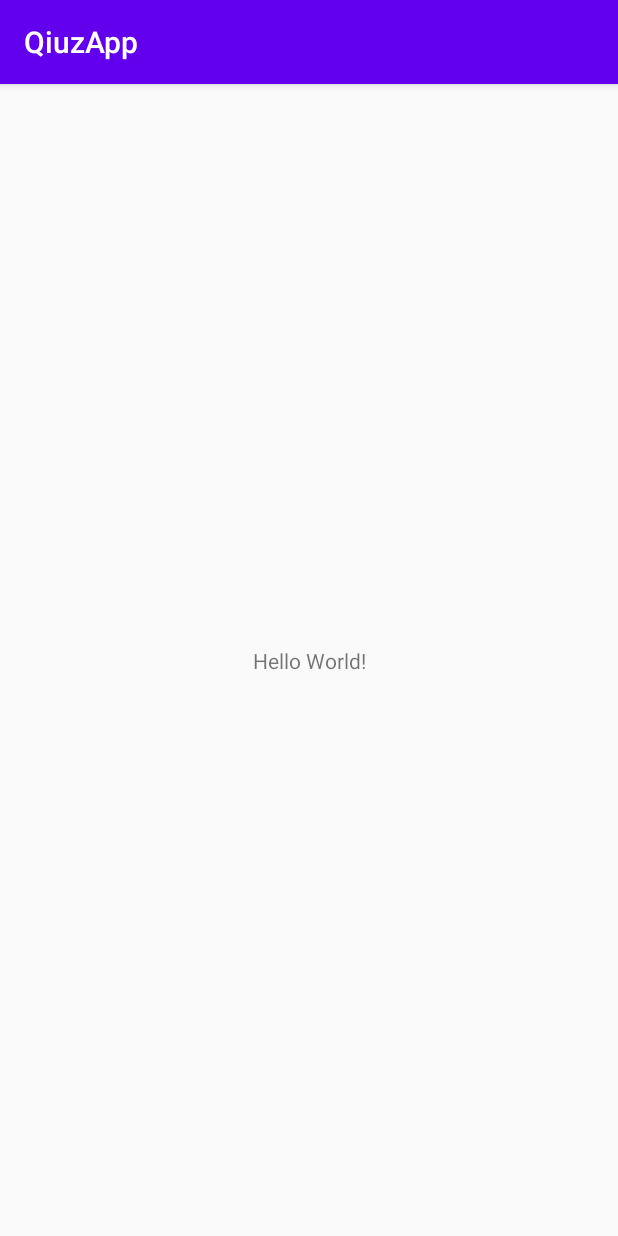
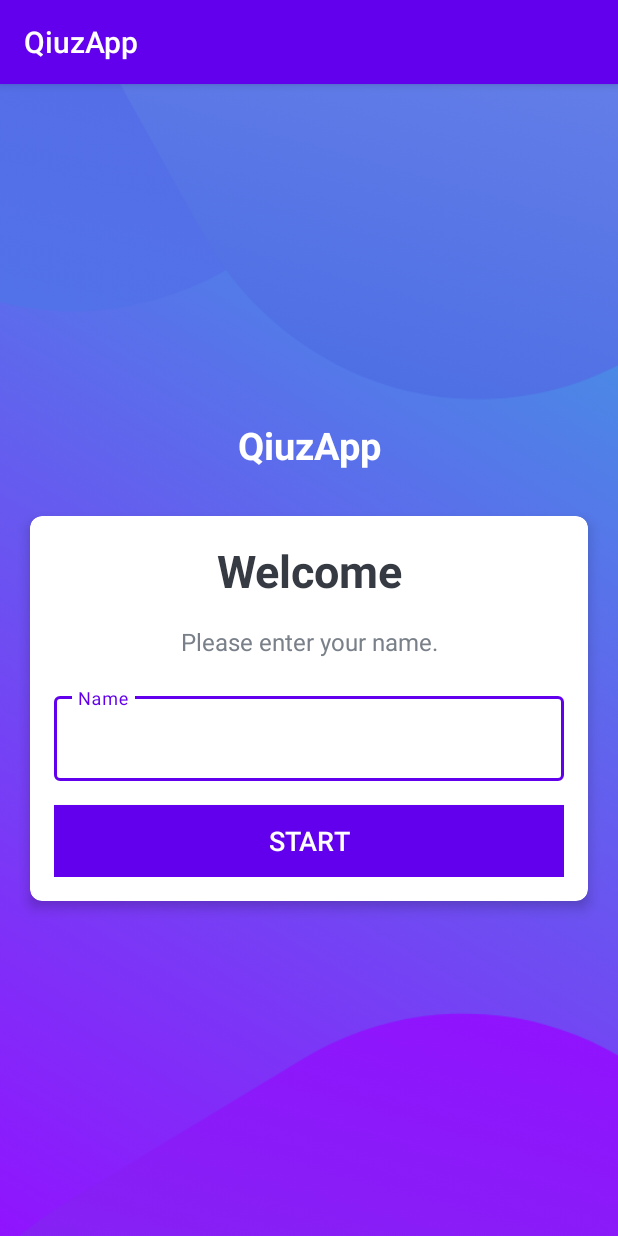
Before and after one commit to parthdobariya/Kotlin-Udemy-Projects, an Android app: the screen it shows after launch (MainActivity), on a phone screen of 412 x 824 dp. Run offline under Robolectric (Android 15) with nearby library versions, the phone set to English and light mode, and no system bars.

Commit message:
Setting Up The UI Using Cardview And Disable The Statusbar
Setting Up The UI Using Cardview And Disable The Statusbar

```diff
--- a/QiuzApp/app/build.gradle
+++ b/QiuzApp/app/build.gradle
@@ -31,6 +31,7 @@ dependencies {
     implementation 'androidx.appcompat:appcompat:1.1.0'
     implementation 'androidx.core:core-ktx:1.2.0'
     implementation 'androidx.constraintlayout:constraintlayout:1.1.3'
+    implementation 'com.google.android.material:material:1.1.0'
     testImplementation 'junit:junit:4.12'
     androidTestImplementation 'androidx.test.ext:junit:1.1.1'
     androidTestImplementation 'androidx.test.espresso:espresso-core:3.2.0'
--- a/QiuzApp/app/src/main/java/app/parth/in/qiuzapp/MainActivity.kt
+++ b/QiuzApp/app/src/main/java/app/parth/in/qiuzapp/MainActivity.kt
@@ -2,11 +2,13 @@ package app.parth.`in`.qiuzapp
 
 import androidx.appcompat.app.AppCompatActivity
 import android.os.Bundle
+import android.view.View
 
 class MainActivity : AppCompatActivity() {
 
     override fun onCreate(savedInstanceState: Bundle?) {
         super.onCreate(savedInstanceState)
         setContentView(R.layout.activity_main)
+        window.decorView.systemUiVisibility=View.SYSTEM_UI_FLAG_FULLSCREEN
     }
 }
--- a/QiuzApp/app/src/main/res/layout/activity_main.xml
+++ b/QiuzApp/app/src/main/res/layout/activity_main.xml
@@ -1,18 +1,89 @@
 <?xml version="1.0" encoding="utf-8"?>
-<androidx.constraintlayout.widget.ConstraintLayout xmlns:android="http://schemas.android.com/apk/res/android"
+<LinearLayout xmlns:android="http://schemas.android.com/apk/res/android"
     xmlns:app="http://schemas.android.com/apk/res-auto"
     xmlns:tools="http://schemas.android.com/tools"
     android:layout_width="match_parent"
     android:layout_height="match_parent"
+    android:background="@drawable/ic_bg"
+    android:gravity="center"
+    android:orientation="vertical"
     tools:context=".MainActivity">
 
     <TextView
-        android:layout_width="wrap_content"
+        android:id="@+id/tv_app_name"
+        android:layout_width="match_parent"
         android:layout_height="wrap_content"
-        android:text="Hello World!"
-        app:layout_constraintBottom_toBottomOf="parent"
-        app:layout_constraintLeft_toLeftOf="parent"
-        app:layout_constraintRight_toRightOf="parent"
-        app:layout_constraintTop_toTopOf="parent" />
+        android:layout_marginBottom="30dp"
+        android:gravity="center"
+        android:text="@string/app_name"
+        android:textColor="@android:color/white"
+        android:textSize="25sp"
+        android:textStyle="bold" />
 
-</androidx.constraintlayout.widget.ConstraintLayout>
+    <androidx.cardview.widget.CardView
+        android:id="@+id/cv_main"
+        android:layout_width="match_parent"
+        android:layout_height="wrap_content"
+        android:layout_marginStart="20dp"
+        android:layout_marginEnd="20dp"
+        android:background="@android:color/white"
+        app:cardCornerRadius="8dp"
+        app:cardElevation="5dp">
+
+        <LinearLayout
+            android:layout_width="match_parent"
+            android:layout_height="wrap_content"
+            android:orientation="vertical"
+            android:padding="16dp">
+
+            <TextView
+                android:id="@+id/tv_title"
+                android:layout_width="match_parent"
+                android:layout_height="wrap_content"
+                android:gravity="center"
+                android:text="Welcome"
+                android:textColor="#363A43"
+                android:textSize="30sp"
+                android:textStyle="bold" />
+
+            <TextView
+                android:id="@+id/tv_description"
+                android:layout_width="match_parent"
+                android:layout_height="wrap_content"
+                android:layout_marginTop="16dp"
+                android:gravity="center"
+                android:text="Please enter your name."
+                android:textColor="#7A8089"
+                android:textSize="16sp" />
+
+            <com.google.android.material.textfield.TextInputLayout
+                android:id="@+id/til_name"
+                style="@style/Widget.MaterialComponents.TextInputLayout.OutlinedBox"
+                android:layout_width="match_parent"
+                android:layout_height="wrap_content"
+                android:layout_marginTop="20dp">
+
+                <androidx.appcompat.widget.AppCompatEditText
+                    android:id="@+id/et_name"
+                    android:layout_width="match_parent"
+                    android:layout_height="wrap_content"
+                    android:hint="Name"
+                    android:imeOptions="actionGo"
+                    android:inputType="textCapWords"
+                    android:textColor="#363A43"
+                    android:textColorHint="#7A8089" />
+            </com.google.android.material.textfield.TextInputLayout>
+
+            <Button
+                android:id="@+id/btn_start"
+                android:layout_width="match_parent"
+                android:layout_height="wrap_content"
+                android:layout_marginTop="16dp"
+                android:background="@color/colorPrimary"
+                android:text="Start"
+                android:textColor="@android:color/white"
+                android:textSize="18sp" />
+        </LinearLayout>
+    </androidx.cardview.widget.CardView>
+
+</LinearLayout>
--- a/QiuzApp/app/src/main/res/values/styles.xml
+++ b/QiuzApp/app/src/main/res/values/styles.xml
@@ -8,4 +8,10 @@
         <item name="colorAccent">@color/colorAccent</item>
     </style>
 
+    <style name="NoActionBarTheme" parent="Theme.MaterialComponents.Light.NoActionBar.Bridge">
+        <item name="colorPrimary">@color/colorPrimary</item>
+        <item name="colorPrimaryDark">@color/colorPrimaryDark</item>
+        <item name="colorAccent">@color/colorAccent</item>
+    </style>
+
 </resources>
```
Also changed, not shown: QiuzApp/app/src/main/res/drawable-hdpi/ic_bg.png (added), QiuzApp/app/src/main/res/drawable-ldpi/ic_bg.png (added), QiuzApp/app/src/main/res/drawable-mdpi/ic_bg.png (added), QiuzApp/app/src/main/res/drawable-xhdpi/ic_bg.png (added), QiuzApp/app/src/main/res/drawable-xxhdpi/ic_bg.png (added), QiuzApp/app/src/main/res/drawable-xxxhdpi/ic_bg.png (added).
